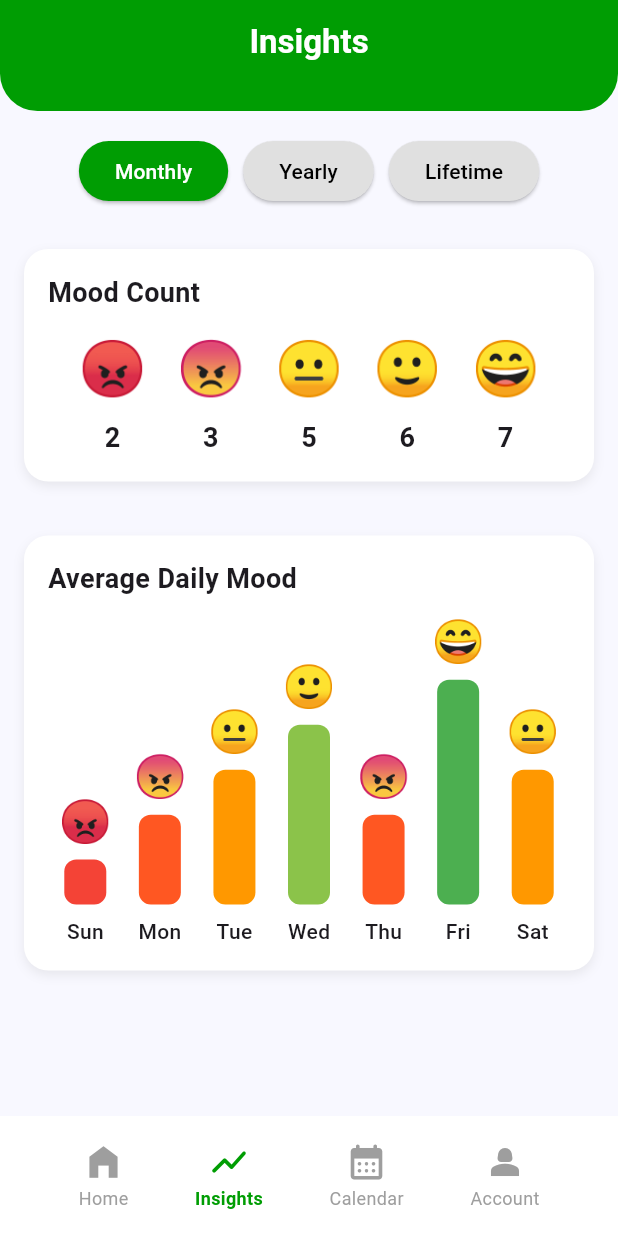
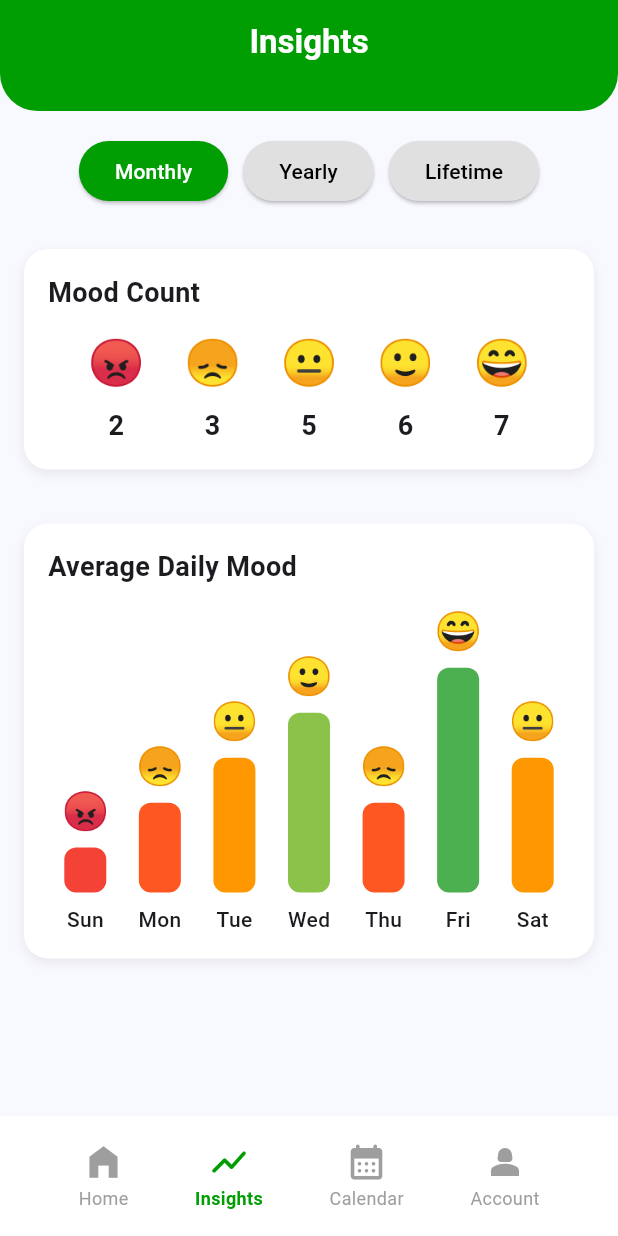
Before and after one commit to MoodCheck-Vitero/MoodCheck, a Flutter app: the screen it shows once a user with an empty profile is signed in, item 2 of the bottom bar chosen, on a phone screen of 412 x 824 dp. Run offline on Flutter 3.47's test engine with Material 3 defaults, Android fonts, the light colour scheme and no system bars; our stand-ins replace supabase_flutter; accounts and stored records are empty.

Commit message:
Update insights_screen.dart

```diff
--- a/lib/screens/insights_screen.dart
+++ b/lib/screens/insights_screen.dart
@@ -11,7 +11,7 @@ class _InsightsScreenState extends State<InsightsScreen> {
   String selectedTab = 'Monthly';
 
   // Sample frontend data (initially zero for backend integration later)
-  final List<String> moodEmojis = ['😡', '😠', '😐', '🙂', '😄'];
+  final List<String> moodEmojis = ['😡', '😞', '😐', '🙂', '😄'];
   final List<int> moodCounts = [2, 3, 5, 6, 7]; // sample counts
   final Map<String, int> averageMoodPerDay = {
     'Sun': 0,
@@ -23,7 +23,7 @@ class _InsightsScreenState extends State<InsightsScreen> {
     'Sat': 2,
   };
 
-  final Map<int, String> moodLevelEmojis = {0: '😡', 1: '😠', 2: '😐', 3: '🙂', 4: '😄'};
+  final Map<int, String> moodLevelEmojis = {0: '😡', 1: '😞', 2: '😐', 3: '🙂', 4: '😄'};
   final Map<int, Color> moodColors = {
     0: Colors.red,
     1: Colors.deepOrange,
@@ -82,7 +82,7 @@ class _InsightsScreenState extends State<InsightsScreen> {
                     moodEmojis.length,
                     (i) => Column(
                       children: [
-                        Text(moodEmojis[i], style: const TextStyle(fontSize: 36)),
+                        Text(moodEmojis[i], style: const TextStyle(fontSize: 30)),
                         const SizedBox(height: 8),
                         Text(moodCounts[i].toString(),
                             style: const TextStyle(fontSize: 18, fontWeight: FontWeight.bold)),
@@ -141,7 +141,7 @@ class _InsightsScreenState extends State<InsightsScreen> {
                                         child: Center(
                                           child: Text(
                                             emoji,
-                                            style: const TextStyle(fontSize: 28),
+                                            style: const TextStyle(fontSize: 25),
                                           ),
                                         ),
                                       ),
```
